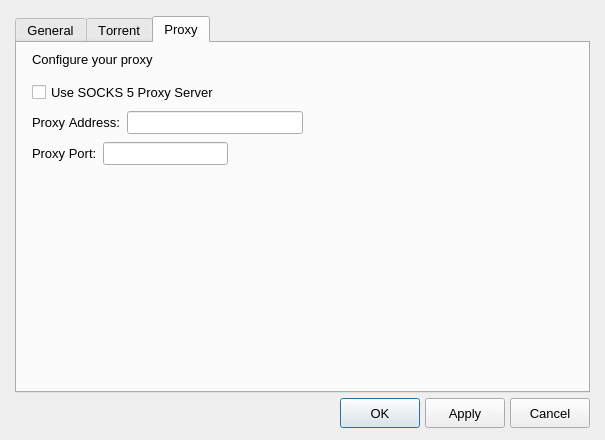
Before: the Qt Designer form src/gui/preferences.ui in aliakseis/LIII, drawn with Qt 5.
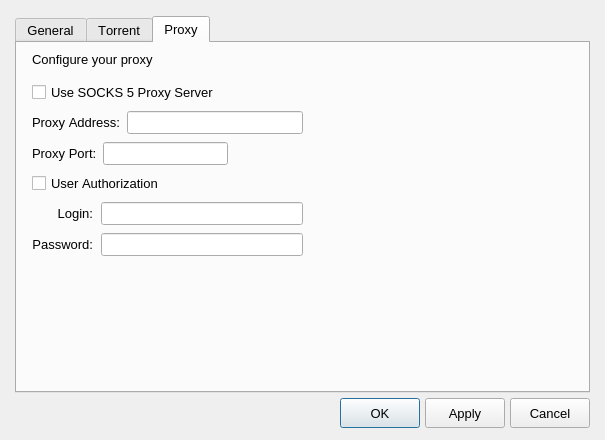
After: the same form once the commit is applied. The open tabs and pages were chosen to show the change. Icons and pictures are not drawn. Custom widgets are drawn as their Qt base class.

Commit message: proxy login/password

```diff
--- a/src/gui/preferences.ui
+++ b/src/gui/preferences.ui
@@ -1161,6 +1161,81 @@
                  </item>
                 </layout>
                </item>
+
+               <item>
+                <widget class="QCheckBox" name="chbProxyUserAuthorization">
+                 <property name="text">
+                  <string>User Authorization</string>
+                 </property>
+                </widget>
+               </item>
+
+    <item>
+     <layout class="QGridLayout" name="gridLayout">
+      <item row="0" column="0">
+       <widget class="QLabel" name="label_3">
+        <property name="sizePolicy">
+         <sizepolicy hsizetype="Preferred" vsizetype="Preferred">
+          <horstretch>0</horstretch>
+          <verstretch>0</verstretch>
+         </sizepolicy>
+        </property>
+        <property name="minimumSize">
+         <size>
+          <width>45</width>
+          <height>0</height>
+         </size>
+        </property>
+        <property name="text">
+         <string>Login:</string>
+        </property>
+        <property name="alignment">
+         <set>Qt::AlignRight|Qt::AlignTrailing|Qt::AlignVCenter</set>
+        </property>
+       </widget>
+      </item>
+      <item row="0" column="1">
+       <widget class="QLineEdit" name="editProxyLogin">
+        <property name="sizePolicy">
+         <sizepolicy hsizetype="Expanding" vsizetype="Fixed">
+          <horstretch>0</horstretch>
+          <verstretch>0</verstretch>
+         </sizepolicy>
+        </property>
+       </widget>
+      </item>
+      <item row="1" column="0">
+       <widget class="QLabel" name="label">
+        <property name="sizePolicy">
+         <sizepolicy hsizetype="Preferred" vsizetype="Preferred">
+          <horstretch>0</horstretch>
+          <verstretch>0</verstretch>
+         </sizepolicy>
+        </property>
+        <property name="minimumSize">
+         <size>
+          <width>45</width>
+          <height>0</height>
+         </size>
+        </property>
+        <property name="text">
+         <string>Password:</string>
+        </property>
+        <property name="alignment">
+         <set>Qt::AlignRight|Qt::AlignTrailing|Qt::AlignVCenter</set>
+        </property>
+       </widget>
+      </item>
+      <item row="1" column="1">
+       <widget class="QLineEdit" name="editProxyPassword">
+        <property name="echoMode">
+         <enum>QLineEdit::Password</enum>
+        </property>
+       </widget>
+      </item>
+     </layout>
+    </item>
+
               </layout>
              </item>
              <item>
```
The commit also changes 10 other files.
